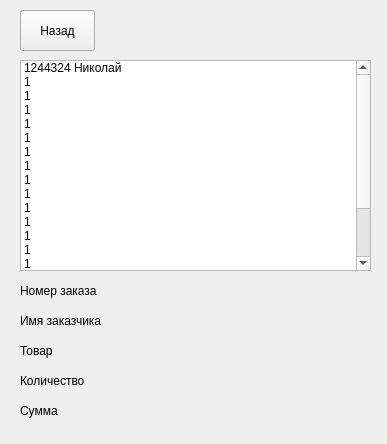
Old version of the form orderList.ui in the repository Shuv1Wolf/hackathon.
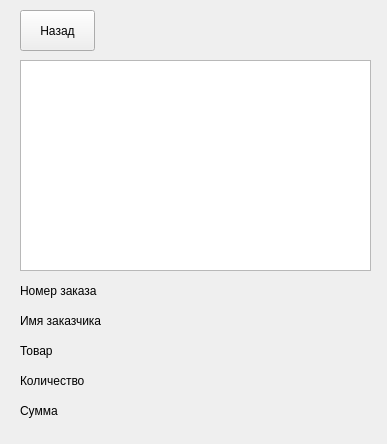
New version of the form.

Commit message: Добавлен список товаров в соответсвующем окне

The edit to the form file:
```diff
--- a/orderList.ui
+++ b/orderList.ui
@@ -39,101 +39,6 @@
     <property name="styleSheet">
      <string notr="true">font: 15pt &quot;MS Shell Dlg 2&quot;;</string>
     </property>
-    <item>
-     <property name="text">
-      <string>1244324 Николай</string>
-     </property>
-    </item>
-    <item>
-     <property name="text">
-      <string>1</string>
-     </property>
-    </item>
-    <item>
-     <property name="text">
-      <string>1</string>
-     </property>
-    </item>
-    <item>
-     <property name="text">
-      <string>1</string>
-     </property>
-    </item>
-    <item>
-     <property name="text">
-      <string>1</string>
-     </property>
-    </item>
-    <item>
-     <property name="text">
-      <string>1</string>
-     </property>
-    </item>
-    <item>
-     <property name="text">
-      <string>1</string>
-     </property>
-    </item>
-    <item>
-     <property name="text">
-      <string>1</string>
-     </property>
-    </item>
-    <item>
-     <property name="text">
-      <string>1</string>
-     </property>
-    </item>
-    <item>
-     <property name="text">
-      <string>1</string>
-     </property>
-    </item>
-    <item>
-     <property name="text">
-      <string>1</string>
-     </property>
-    </item>
-    <item>
-     <property name="text">
-      <string>1</string>
-     </property>
-    </item>
-    <item>
-     <property name="text">
-      <string>1</string>
-     </property>
-    </item>
-    <item>
-     <property name="text">
-      <string>1</string>
-     </property>
-    </item>
-    <item>
-     <property name="text">
-      <string>1</string>
-     </property>
-    </item>
-    <item>
-     <property name="text">
-      <string>1</string>
-     </property>
-    </item>
-    <item>
-     <property name="text">
-      <string>1</string>
-     </property>
-    </item>
-    <item>
-     <property name="text">
-      <string>1</string>
-     </property>
-    </item>
-    <item>
-     <property name="text">
-      <string>12421442</string>
-     </property>
-    </item>
    </widget>
    <widget class="QLabel" name="label">
     <property name="geometry">
```
Left out of the diff: 2 changed lines with no effect on the pictures. The commit also changes 7 other files.
